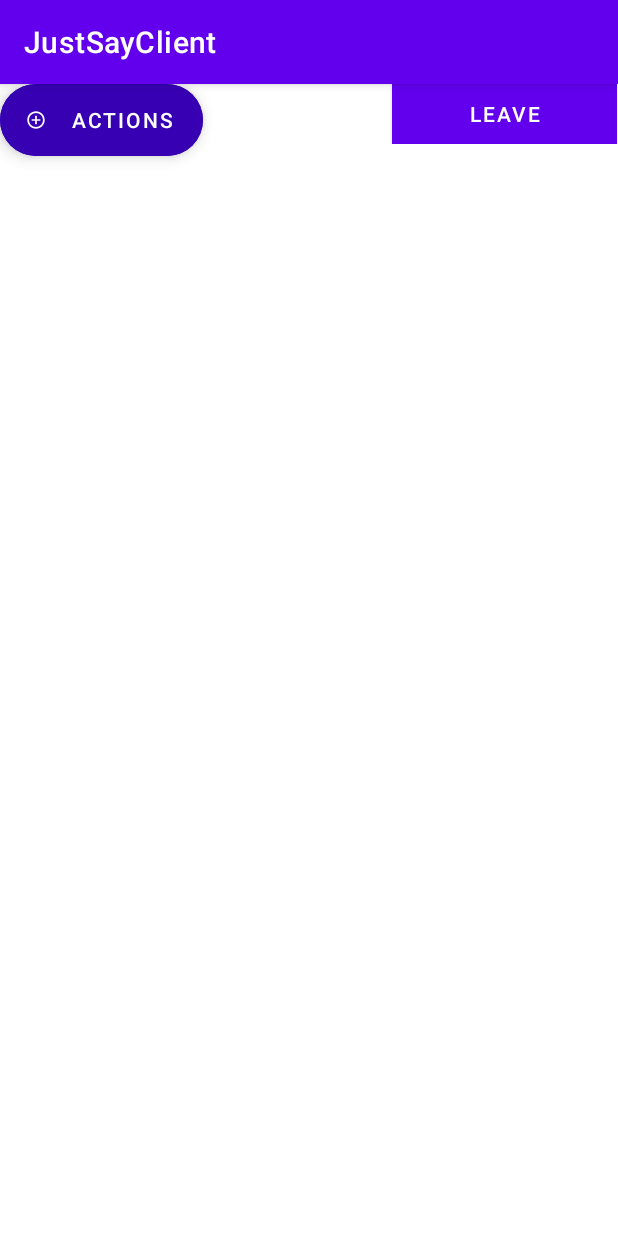
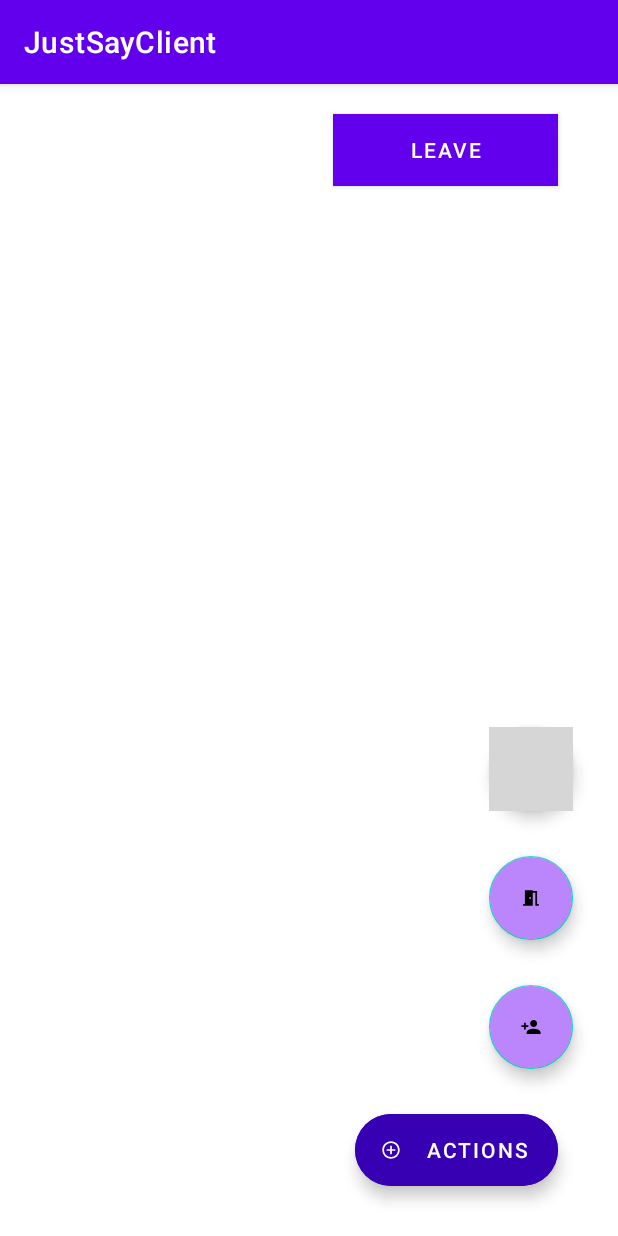
Before and after one commit to melihkacaman/JustSayApp, an Android app: the ChatActivity screen opened directly, with no data from a screen before it, after a tap on an icon or button, on a phone screen of 412 x 824 dp. Run offline under Robolectric (Android 15) with nearby library versions, the phone set to English and light mode, and no system bars; network calls fail; 1 statement that could not run was skipped; grey boxes are pictures that could not be loaded.

Commit message:
chat screen constraints

```diff
--- a/Client/app/src/main/java/com/melihkacaman/justsayclient/ChatActivity.java
+++ b/Client/app/src/main/java/com/melihkacaman/justsayclient/ChatActivity.java
@@ -12,16 +12,23 @@ import com.google.android.material.floatingactionbutton.FloatingActionButton;
 
 public class ChatActivity extends AppCompatActivity {
 
-    FloatingActionButton btnWithPerson, btnInRoom, btnJoinRoom;
-    ExtendedFloatingActionButton menu;
-    TextView txtWithPerson, txtInRoom, txtJoinRoom;
+    private FloatingActionButton btnWithPerson, btnInRoom, btnJoinRoom;
+    private ExtendedFloatingActionButton menu;
+    private TextView txtWithPerson, txtInRoom, txtJoinRoom;
 
-    boolean isAllFabsVisible;
+    private TextView txtUsername;
+
+    private boolean isAllFabsVisible;
+
+    private String userName;
 
     @Override
     protected void onCreate(Bundle savedInstanceState) {
         super.onCreate(savedInstanceState);
         setContentView(R.layout.activity_chat);
+
+        Bundle bundle = getIntent().getExtras();
+        userName = bundle.getString("username");
 
         menu = findViewById(R.id.add_fab);
 
@@ -32,6 +39,9 @@ public class ChatActivity extends AppCompatActivity {
         txtWithPerson = findViewById(R.id.txt_person);
         txtInRoom = findViewById(R.id.txt_room);
         txtJoinRoom = findViewById(R.id.txt_join);
+
+        txtUsername = findViewById(R.id.txt_chat_username);
+        txtUsername.setText(userName);
 
         setVisibleFabs(View.GONE);
         isAllFabsVisible = false;
--- a/Client/app/src/main/java/com/melihkacaman/justsayclient/MainActivity.java
+++ b/Client/app/src/main/java/com/melihkacaman/justsayclient/MainActivity.java
@@ -8,6 +8,7 @@ import androidx.core.content.ContextCompat;
 
 import android.Manifest;
 import android.content.DialogInterface;
+import android.content.Intent;
 import android.content.pm.PackageManager;
 import android.os.AsyncTask;
 import android.os.Bundle;
@@ -54,8 +55,11 @@ public class MainActivity extends AppCompatActivity {
 
         if (client != null && txtUserName.getText().length() > 0){
             boolean res = client.checkUserNameForConvenience(txtUserName.getText().toString());
-            if (res)
-                System.out.println("basarili");
+            if (res){
+                Intent intent = new Intent(getApplicationContext(), ChatActivity.class);
+                intent.putExtra("username", txtUserName.getText().toString());
+                startActivity(intent);
+            }
             else
                 Toast.makeText(getApplicationContext(),"Please, try different user name!",Toast.LENGTH_LONG).show();
         }
--- a/Client/app/src/main/res/layout/activity_chat.xml
+++ b/Client/app/src/main/res/layout/activity_chat.xml
@@ -6,47 +6,67 @@
     android:layout_height="match_parent"
     tools:context=".ChatActivity">
 
-    <LinearLayout
-        android:id="@+id/linearLayout"
-        android:layout_width="411dp"
-        android:layout_height="40dp"
-        android:orientation="horizontal"
-        tools:layout_editor_absoluteY="8dp">
-
     <TextView
         android:id="@+id/txt_chat_username"
         android:layout_width="wrap_content"
         android:layout_height="wrap_content"
-            android:layout_marginLeft="20dp"
+        android:layout_marginStart="16dp"
+        android:layout_marginTop="28dp"
+        android:layout_marginEnd="341dp"
         android:text="Melih"
-            android:textSize="22sp" />
+        android:textColor="@color/white"
+        android:textSize="22sp"
+        app:layout_constraintEnd_toEndOf="parent"
+        app:layout_constraintEnd_toStartOf="@+id/button"
+        app:layout_constraintHorizontal_bias="0.0"
+        app:layout_constraintStart_toEndOf="@+id/space"
+        app:layout_constraintStart_toStartOf="parent"
+        app:layout_constraintTop_toTopOf="parent" />
 
     <Space
+        android:id="@+id/space"
         android:layout_width="0dp"
-            android:layout_height="match_parent"
-            android:layout_weight="1" />
+        android:layout_height="0dp"
+        android:layout_marginEnd="16dp"
+        android:layout_weight="1"
+        app:layout_constraintBottom_toBottomOf="parent"
+        app:layout_constraintEnd_toStartOf="@+id/txt_chat_username"
+        app:layout_constraintStart_toStartOf="parent"
+        app:layout_constraintTop_toTopOf="parent" />
+
 
     <Button
+        android:id="@+id/button"
         android:layout_width="150dp"
         android:layout_height="wrap_content"
+
+        android:layout_marginTop="20dp"
+        android:layout_marginEnd="40dp"
         android:background="@color/purple_500"
+        android:elevation="40dp"
         android:onClick="btnLeaveClick"
-            android:text="Leave" />
-    </LinearLayout>
+        android:text="Leave"
+        app:layout_constraintEnd_toEndOf="parent"
+        app:layout_constraintTop_toTopOf="parent" />
 
     <com.google.android.material.floatingactionbutton.ExtendedFloatingActionButton
         android:id="@+id/add_fab"
         android:layout_width="wrap_content"
         android:layout_height="wrap_content"
         android:layout_gravity="end"
+        android:layout_marginEnd="40dp"
+        android:layout_marginBottom="16dp"
         android:backgroundTint="@color/purple_700"
         android:text="Actions"
         android:textColor="@color/white"
         app:icon="@drawable/action_foreground"
         app:iconTint="@color/white"
-        tools:layout_editor_absoluteX="307dp"
-        tools:layout_editor_absoluteY="667dp" />
-
+        app:layout_constraintBottom_toBottomOf="parent"
+        app:layout_constraintEnd_toEndOf="parent"
+        app:layout_constraintHorizontal_bias="1.0"
+        app:layout_constraintStart_toStartOf="parent"
+        app:layout_constraintTop_toBottomOf="@+id/button"
+        app:layout_constraintVertical_bias="0.973" />
 
     <com.google.android.material.floatingactionbutton.FloatingActionButton
         android:id="@+id/person_float"
@@ -58,7 +78,7 @@
         android:clickable="true"
         app:layout_constraintBottom_toTopOf="@+id/add_fab"
         app:layout_constraintEnd_toEndOf="parent"
-        app:srcCompat="@drawable/action_foreground" />
+        app:srcCompat="@drawable/person_foreground" />
 
     <TextView
         android:id="@+id/txt_person"
@@ -82,7 +102,7 @@
         android:clickable="true"
         app:layout_constraintBottom_toTopOf="@+id/person_float"
         app:layout_constraintEnd_toEndOf="parent"
-        app:srcCompat="@drawable/action_foreground" />
+        app:srcCompat="@drawable/room_foreground" />
 
 
     <TextView
@@ -107,7 +127,7 @@
         android:clickable="true"
         app:layout_constraintBottom_toTopOf="@+id/room_float"
         app:layout_constraintEnd_toEndOf="parent"
-        app:srcCompat="@drawable/action_foreground" />
+        app:srcCompat="@drawable/existing_foreground" />
 
     <TextView
         android:id="@+id/txt_join"
```
Lines whose indentation alone changed are shown as unchanged.
